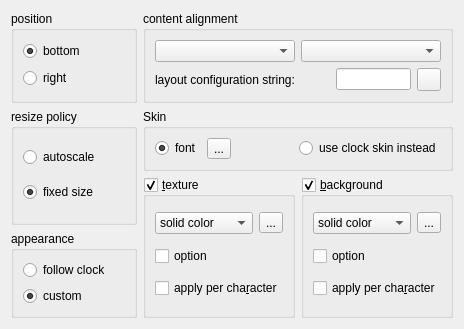
The window that plugin_core/impl/appearance_settings_widget.ui (Kolcha/DigitalClock5) describes before a commit, drawn with Qt 5.
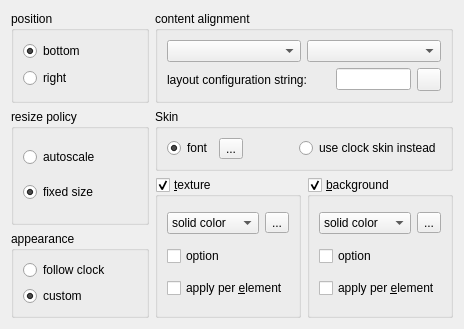
The same window after the commit. Icons and pictures are not drawn.

What changed in the file:
```diff
--- a/plugin_core/impl/appearance_settings_widget.ui
+++ b/plugin_core/impl/appearance_settings_widget.ui
@@ -203,7 +203,7 @@
       <item row="2" column="0" colspan="2">
        <widget class="QCheckBox" name="tx_per_char">
         <property name="text">
-         <string>apply per cha&amp;racter</string>
+         <string>apply per &amp;element</string>
         </property>
        </widget>
       </item>
@@ -262,7 +262,7 @@
       <item row="2" column="0" colspan="2">
        <widget class="QCheckBox" name="bg_per_char">
         <property name="text">
-         <string>apply per cha&amp;racter</string>
+         <string>apply per &amp;element</string>
         </property>
        </widget>
       </item>
```
